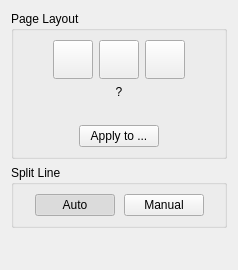
First picture: the form in src/stages/page_split/ui/PageSplitOptionsWidget.ui, repository ImageProcessing-ElectronicPublications/scantailor-experimental, before the edit.
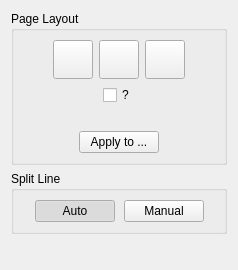
Second picture: the form after the edit. Icons and pictures are not drawn.

Commit message: 1.2024.09.19: split pages: Auto/Manual togle

What changed in the file:
```diff
--- a/src/stages/page_split/ui/PageSplitOptionsWidget.ui
+++ b/src/stages/page_split/ui/PageSplitOptionsWidget.ui
@@ -129,23 +129,47 @@
        </layout>
       </item>
       <item>
-       <widget class="QLabel" name="scopeLabel">
-        <property name="text">
-         <string>?</string>
-        </property>
-        <property name="alignment">
-         <set>Qt::AlignCenter</set>
-        </property>
-       </widget>
+       <layout class="QHBoxLayout">
+        <item>
+         <spacer>
+          <property name="orientation">
+           <enum>Qt::Horizontal</enum>
+          </property>
+          <property name="sizeHint" stdset="0">
+           <size>
+            <width>40</width>
+            <height>20</height>
+           </size>
+          </property>
+         </spacer>
+        </item>
+        <item>
+         <widget class="QCheckBox" name="scopeLabel">
+          <property name="text">
+           <string>?</string>
+          </property>
+         </widget>
+        </item>
+        <item>
+         <spacer>
+          <property name="orientation">
+           <enum>Qt::Horizontal</enum>
+          </property>
+          <property name="sizeHint" stdset="0">
+           <size>
+            <width>40</width>
+            <height>20</height>
+           </size>
+          </property>
+         </spacer>
+        </item>
+       </layout>
       </item>
       <item>
        <widget class="QLabel" name="emptyLabel">
         <property name="text">
          <string></string>
         </property>
-         <property name="alignment">
-          <set>Qt::AlignCenter</set>
-         </property>
        </widget>
       </item>
       <item>
@@ -164,7 +188,7 @@
          </spacer>
         </item>
         <item>
-         <widget class="QPushButton" name="changeBtn">
+         <widget class="QPushButton" name="applyBtn">
           <property name="text">
            <string>Apply to ...</string>
           </property>
```
The commit also changes 3 other files.
